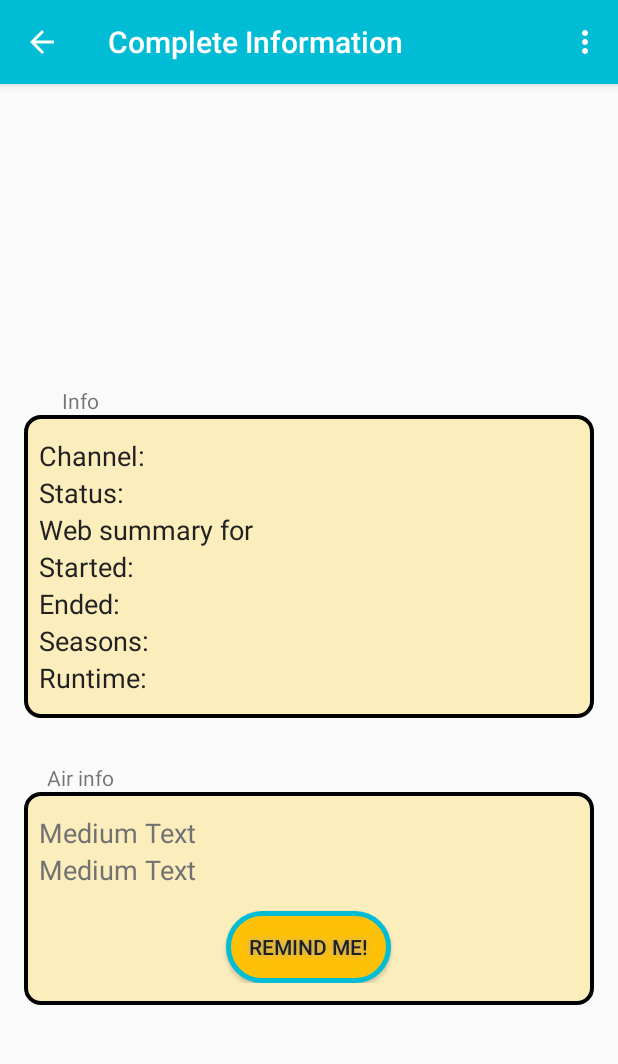
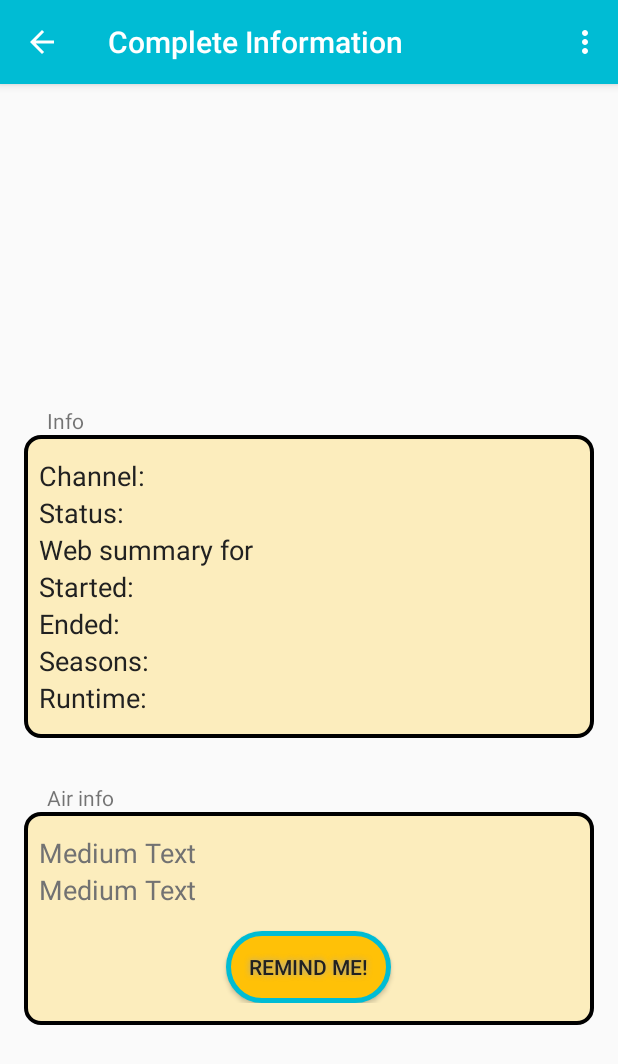
Before and after one commit to juancruzgs/RemindMeTV, an Android app: the CompleteInformationFragment screen opened directly, with no data from a screen before it, on a phone screen of 412 x 824 dp. Shown: the top 1064 px of the screen. Run offline under Robolectric (Android 15) with nearby library versions, the phone set to English and light mode, and no system bars; 13 statements that could not run were skipped.

Commit message:
info screen done + fixes.

```diff
--- a/app/src/main/res/layout/fragment_complete_information.xml
+++ b/app/src/main/res/layout/fragment_complete_information.xml
@@ -13,7 +13,7 @@
         android:layout_height="wrap_content"
         android:textAppearance="?android:attr/textAppearanceLarge"
         android:id="@+id/text_view_name_complete_information"
-        android:textSize="20sp"/>
+        android:textSize="40sp"/>
 
     <Space
         android:layout_width="match_parent"
@@ -26,7 +26,7 @@
         android:text="@string/textView_info"
         android:id="@+id/textView_info"
         android:layout_gravity="left"
-        android:layout_marginLeft="25dp" />
+        android:layout_marginLeft="15dp" />
 
     <LinearLayout
         android:orientation="vertical"
@@ -87,6 +87,10 @@
                 android:text="@string/textView_link_tag"
                 android:id="@+id/textView_link_tag"
                 android:textColor="@color/primary_text"/>
+
+            <Space
+                android:layout_width="10dp"
+                android:layout_height="match_parent" />
 
             <TextView
                 android:layout_width="wrap_content"
```
